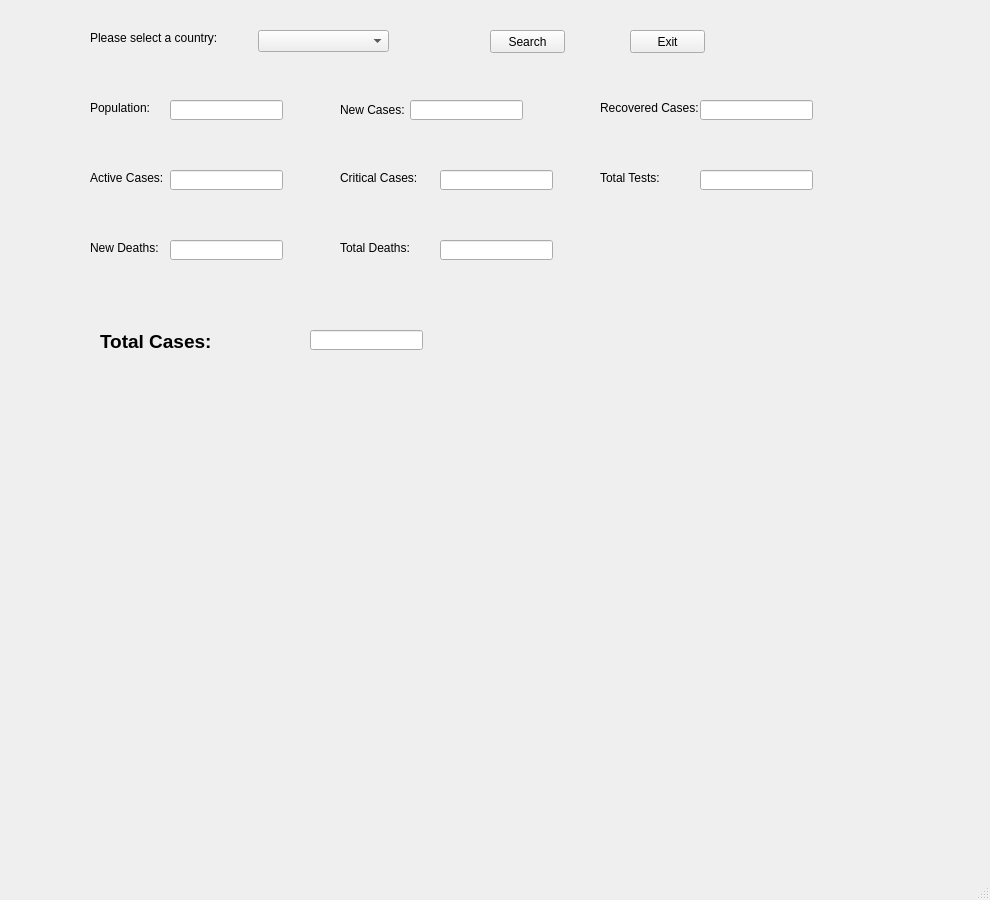
Qt form mainwindow.ui (dmqnr/2020-Hackathon---COVID-19-Desktop-Application) before a commit.
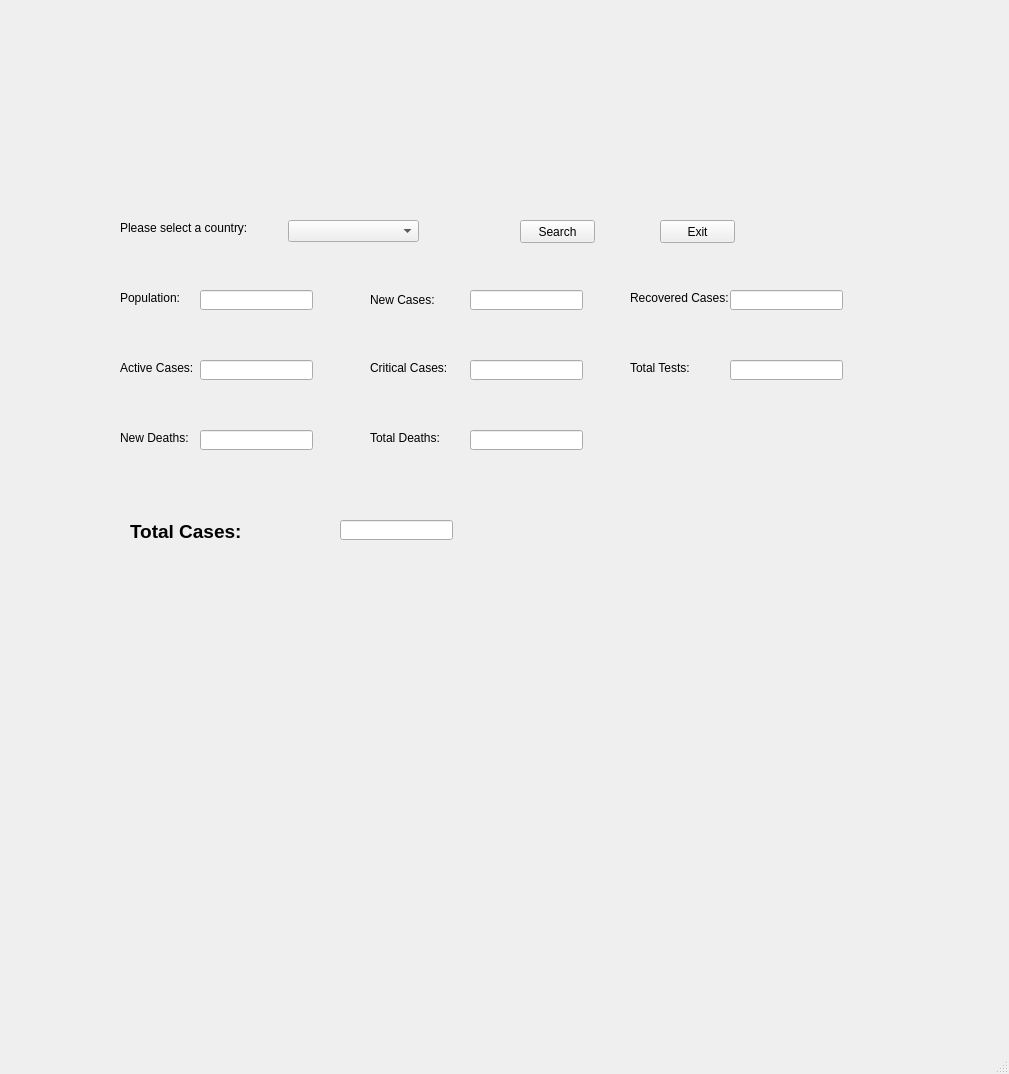
The same form after that commit. Icons and pictures are not drawn.

Patch:
```diff
--- a/mainwindow.ui
+++ b/mainwindow.ui
@@ -6,8 +6,8 @@
    <rect>
     <x>0</x>
     <y>0</y>
-    <width>990</width>
-    <height>900</height>
+    <width>1009</width>
+    <height>1074</height>
    </rect>
   </property>
   <property name="windowTitle">
@@ -17,8 +17,8 @@
    <widget class="QComboBox" name="countryList">
     <property name="geometry">
      <rect>
-      <x>258</x>
-      <y>30</y>
+      <x>288</x>
+      <y>220</y>
       <width>131</width>
       <height>22</height>
      </rect>
@@ -27,8 +27,8 @@
    <widget class="QLabel" name="label">
     <property name="geometry">
      <rect>
-      <x>90</x>
-      <y>30</y>
+      <x>120</x>
+      <y>220</y>
       <width>181</width>
       <height>16</height>
      </rect>
@@ -40,8 +40,8 @@
    <widget class="QLabel" name="label_2">
     <property name="geometry">
      <rect>
-      <x>90</x>
-      <y>100</y>
+      <x>120</x>
+      <y>290</y>
       <width>81</width>
       <height>16</height>
      </rect>
@@ -53,8 +53,8 @@
    <widget class="QLabel" name="label_3">
     <property name="geometry">
      <rect>
-      <x>340</x>
-      <y>100</y>
+      <x>370</x>
+      <y>290</y>
       <width>71</width>
       <height>20</height>
      </rect>
@@ -66,8 +66,8 @@
    <widget class="QPushButton" name="search">
     <property name="geometry">
      <rect>
-      <x>490</x>
-      <y>30</y>
+      <x>520</x>
+      <y>220</y>
       <width>75</width>
       <height>23</height>
      </rect>
@@ -79,8 +79,8 @@
    <widget class="QLineEdit" name="population">
     <property name="geometry">
      <rect>
-      <x>170</x>
-      <y>100</y>
+      <x>200</x>
+      <y>290</y>
       <width>113</width>
       <height>20</height>
      </rect>
@@ -89,8 +89,8 @@
    <widget class="QLineEdit" name="newCases">
     <property name="geometry">
      <rect>
-      <x>410</x>
-      <y>100</y>
+      <x>470</x>
+      <y>290</y>
       <width>113</width>
       <height>20</height>
      </rect>
@@ -99,8 +99,8 @@
    <widget class="QLabel" name="label_4">
     <property name="geometry">
      <rect>
-      <x>90</x>
-      <y>170</y>
+      <x>120</x>
+      <y>360</y>
       <width>81</width>
       <height>16</height>
      </rect>
@@ -112,8 +112,8 @@
    <widget class="QLabel" name="label_5">
     <property name="geometry">
      <rect>
-      <x>340</x>
-      <y>170</y>
+      <x>370</x>
+      <y>360</y>
       <width>91</width>
       <height>16</height>
      </rect>
@@ -125,8 +125,8 @@
    <widget class="QLineEdit" name="activeCases">
     <property name="geometry">
      <rect>
-      <x>170</x>
-      <y>170</y>
+      <x>200</x>
+      <y>360</y>
       <width>113</width>
       <height>20</height>
      </rect>
@@ -135,8 +135,8 @@
    <widget class="QLineEdit" name="criticalCases">
     <property name="geometry">
      <rect>
-      <x>440</x>
-      <y>170</y>
+      <x>470</x>
+      <y>360</y>
       <width>113</width>
       <height>20</height>
      </rect>
@@ -145,8 +145,8 @@
    <widget class="QLabel" name="label_6">
     <property name="geometry">
      <rect>
-      <x>90</x>
-      <y>240</y>
+      <x>120</x>
+      <y>430</y>
       <width>71</width>
       <height>16</height>
      </rect>
@@ -158,8 +158,8 @@
    <widget class="QLabel" name="label_7">
     <property name="geometry">
      <rect>
-      <x>100</x>
-      <y>330</y>
+      <x>130</x>
+      <y>520</y>
       <width>151</width>
       <height>21</height>
      </rect>
@@ -171,8 +171,8 @@
    <widget class="QLineEdit" name="newDeaths">
     <property name="geometry">
      <rect>
-      <x>170</x>
-      <y>240</y>
+      <x>200</x>
+      <y>430</y>
       <width>113</width>
       <height>20</height>
      </rect>
@@ -181,8 +181,8 @@
    <widget class="QLineEdit" name="total">
     <property name="geometry">
      <rect>
-      <x>310</x>
-      <y>330</y>
+      <x>340</x>
+      <y>520</y>
       <width>113</width>
       <height>20</height>
      </rect>
@@ -191,8 +191,8 @@
    <widget class="QLabel" name="label_8">
     <property name="geometry">
      <rect>
-      <x>600</x>
-      <y>100</y>
+      <x>630</x>
+      <y>290</y>
       <width>111</width>
       <height>16</height>
      </rect>
@@ -204,8 +204,8 @@
    <widget class="QLineEdit" name="recovered">
     <property name="geometry">
      <rect>
-      <x>700</x>
-      <y>100</y>
+      <x>730</x>
+      <y>290</y>
       <width>113</width>
       <height>20</height>
      </rect>
@@ -214,8 +214,8 @@
    <widget class="QPushButton" name="exit">
     <property name="geometry">
      <rect>
-      <x>630</x>
-      <y>30</y>
+      <x>660</x>
+      <y>220</y>
       <width>75</width>
       <height>23</height>
      </rect>
@@ -227,8 +227,8 @@
    <widget class="QLabel" name="warning_label">
     <property name="geometry">
      <rect>
-      <x>100</x>
-      <y>390</y>
+      <x>130</x>
+      <y>580</y>
       <width>571</width>
       <height>41</height>
      </rect>
@@ -248,8 +248,8 @@
    <widget class="QLabel" name="mapImage">
     <property name="geometry">
      <rect>
-      <x>420</x>
-      <y>400</y>
+      <x>450</x>
+      <y>590</y>
       <width>400</width>
       <height>400</height>
      </rect>
@@ -261,8 +261,8 @@
    <widget class="QLabel" name="label_10">
     <property name="geometry">
      <rect>
-      <x>340</x>
-      <y>240</y>
+      <x>370</x>
+      <y>430</y>
       <width>91</width>
       <height>16</height>
      </rect>
@@ -274,8 +274,8 @@
    <widget class="QLineEdit" name="totalDeaths">
     <property name="geometry">
      <rect>
-      <x>440</x>
-      <y>240</y>
+      <x>470</x>
+      <y>430</y>
       <width>113</width>
       <height>20</height>
      </rect>
@@ -284,8 +284,8 @@
    <widget class="QLabel" name="label_9">
     <property name="geometry">
      <rect>
-      <x>600</x>
-      <y>170</y>
+      <x>630</x>
+      <y>360</y>
       <width>91</width>
       <height>16</height>
      </rect>
@@ -297,13 +297,32 @@
    <widget class="QLineEdit" name="totalTests">
     <property name="geometry">
      <rect>
-      <x>700</x>
-      <y>170</y>
+      <x>730</x>
+      <y>360</y>
       <width>113</width>
       <height>20</height>
      </rect>
     </property>
    </widget>
+   <widget class="QLabel" name="logo_label">
+    <property name="geometry">
+     <rect>
+      <x>420</x>
+      <y>20</y>
+      <width>171</width>
+      <height>171</height>
+     </rect>
+    </property>
+    <property name="text">
+     <string/>
+    </property>
+    <property name="pixmap">
+     <pixmap>logo.jpg</pixmap>
+    </property>
+    <property name="scaledContents">
+     <bool>true</bool>
+    </property>
+   </widget>
   </widget>
   <widget class="QMenuBar" name="menubar">
    <property name="geometry">
```
Left out of the diff: 2 changed lines with no effect on the pictures.
